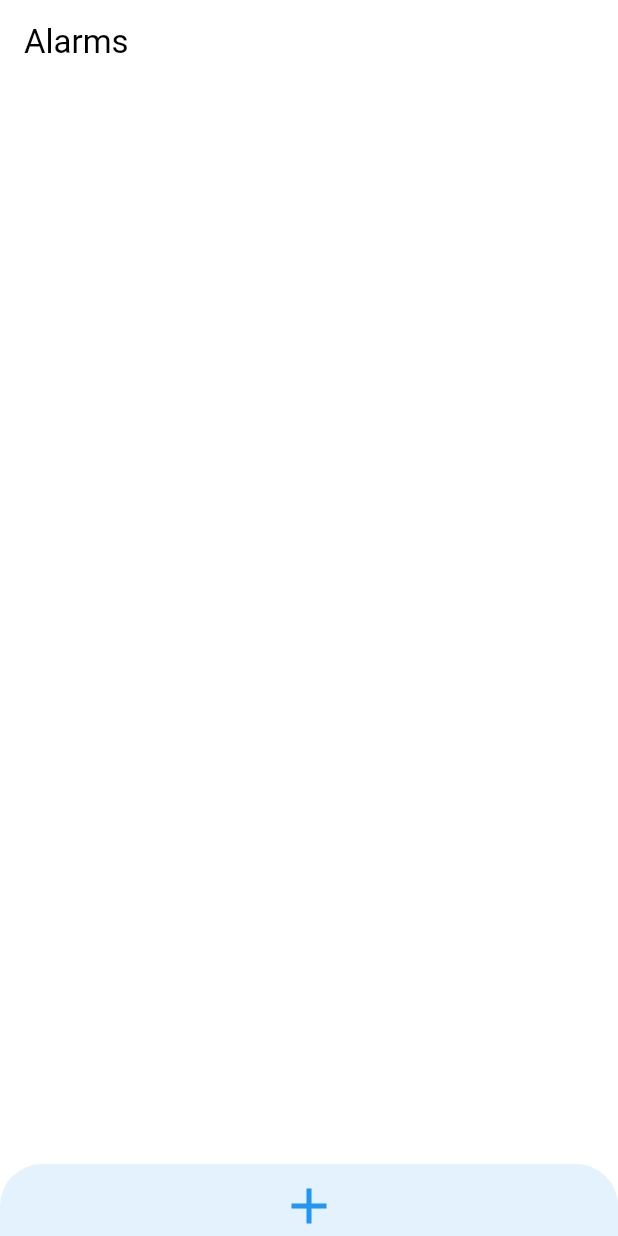
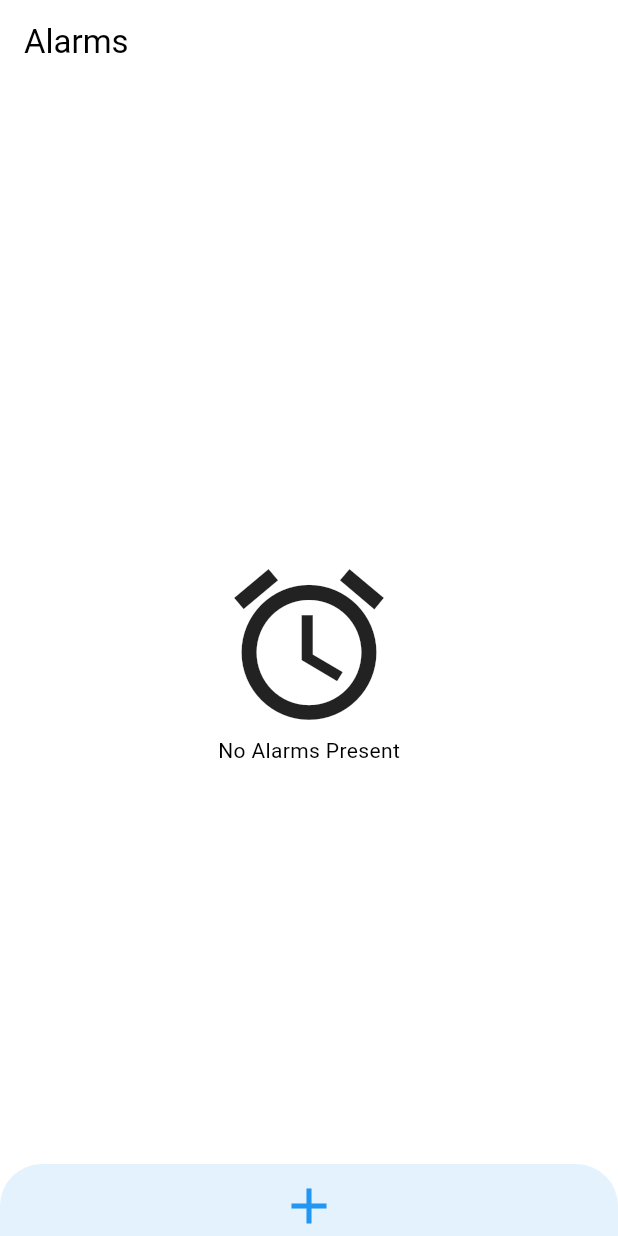
Before and after one commit to ThisIsSidam/radioactive-alarm, a Flutter app: the screen it shows after launch, on a phone screen of 412 x 824 dp. Run offline on Flutter 3.47's test engine with Material 3 defaults, Android fonts, the phone set to English and light mode, and no system bars; drawn by our look-alikes of dynamic_color; our stand-ins replace flutter_riverpod, hive, hive_flutter; missing offline and left inert: android_alarm_manager_plus; accounts and stored records are empty.

Commit message:
Added empty alarms widget

```diff
--- a/lib/screens/home_screen/home_screen.dart
+++ b/lib/screens/home_screen/home_screen.dart
@@ -25,6 +25,24 @@ class _HomeScreenState extends ConsumerState<HomeScreen> {
 
   Widget _buildAlarmsList() {
     List<AlarmModel> alarms = ref.watch(alarmsProvider).alarms;
+
+    // No alarms -> show Empty Screen
+    if (alarms.isEmpty) {
+      return const Center(
+        child: Column(
+          mainAxisAlignment: MainAxisAlignment.center,
+          children: [
+            Icon(
+              Icons.alarm,
+              size: 120,
+            ),
+            Text(
+              'No Alarms Present'
+            )
+          ],
+        )
+      );
+    }
 
     return SingleChildScrollView(
       child: Column(
--- a/lib/screens/home_screen/providers/alarms_provider.dart
+++ b/lib/screens/home_screen/providers/alarms_provider.dart
@@ -20,7 +20,6 @@ class AlarmsNotifier extends ChangeNotifier {
     AlarmHandler.cancelScheduledAlarm(id);
     notifyListeners();
   }
-
 }
 
 final alarmsProvider = ChangeNotifierProvider<AlarmsNotifier>(
```
